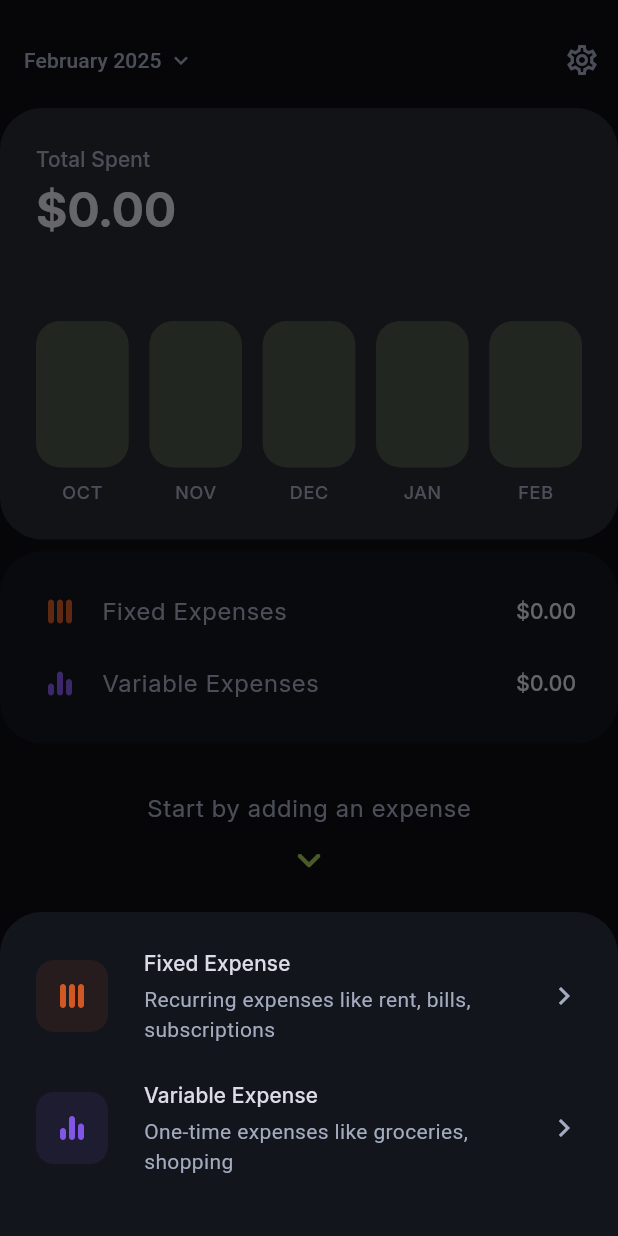
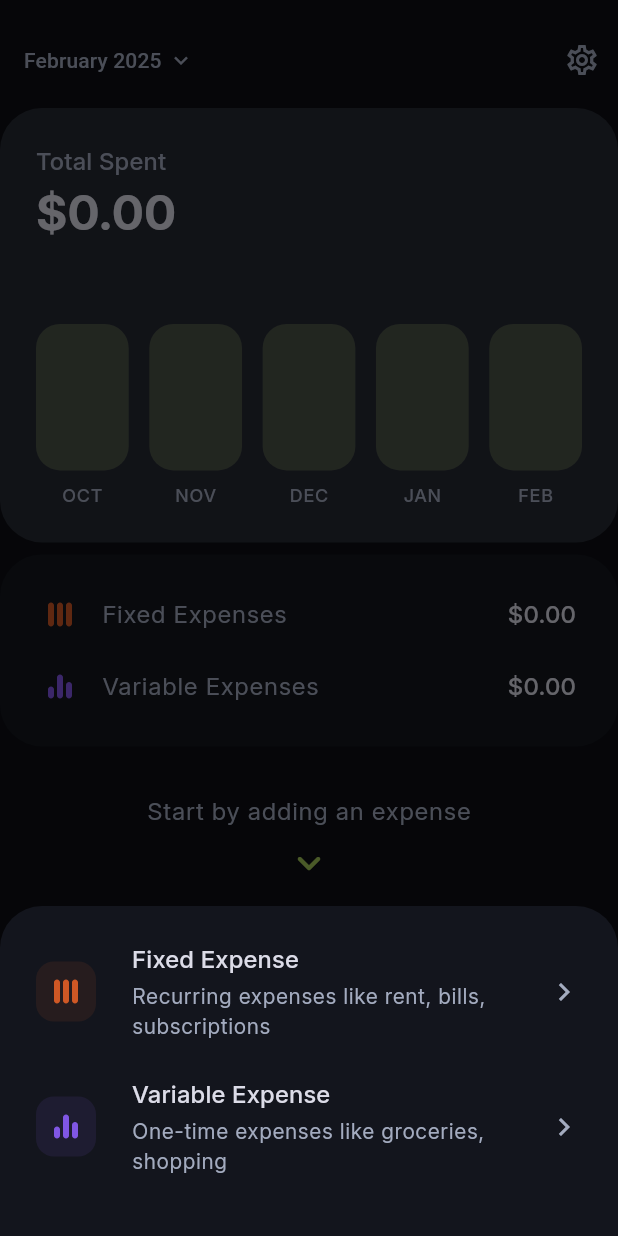
Before and after one commit to 0x6762/kiwi-spending-tracker, a Flutter app: the screen it shows after launch, item 2 of the bottom bar chosen, on a phone screen of 412 x 824 dp. Run offline on Flutter 3.47's test engine with Material 3 defaults, Android fonts, the phone set to English and light mode, and no system bars; drawn by our look-alikes of fl_chart; our stand-ins replace flutter_svg, shared_preferences.

Commit message:
Expense type sheet adjustment

```diff
--- a/lib/theme/theme.dart
+++ b/lib/theme/theme.dart
@@ -21,7 +21,7 @@ class AppTheme {
       // Used for section titles and expense amounts
       titleMedium: base.titleMedium?.copyWith(
         fontFamily: 'Inter',
-        fontSize: 14,
+        fontSize: 16,
         height: 1.4,
         fontWeight: FontWeight.w500,
       ),
--- a/lib/widgets/expense_type_sheet.dart
+++ b/lib/widgets/expense_type_sheet.dart
@@ -23,6 +23,7 @@ class ExpenseTypeSheet extends StatelessWidget {
           iconAsset: 'assets/icons/fixed_expense.svg',
           iconColor: const Color(0xFFCF5825),
           onTap: onFixedSelected,
+
         ),
         const SizedBox(height: 8),
         _ExpenseTypeButton(
@@ -68,7 +69,7 @@ class _ExpenseTypeButton extends StatelessWidget {
             children: [
               Container(
 
-                padding: const EdgeInsets.all(12),
+                padding: const EdgeInsets.all(8),
                 decoration: BoxDecoration(
                   color: iconColor.withOpacity(0.1),
                   borderRadius: BorderRadius.circular(12),
@@ -97,7 +98,7 @@ class _ExpenseTypeButton extends StatelessWidget {
                     const SizedBox(height: 4),
                     Text(
                       subtitle,
-                      style: theme.textTheme.bodyMedium?.copyWith(
+                      style: theme.textTheme.bodySmall?.copyWith(
                         color: theme.colorScheme.onSurfaceVariant,
                       ),
 
@@ -105,6 +106,7 @@ class _ExpenseTypeButton extends StatelessWidget {
                   ],
                 ),
               ),
+              const SizedBox(width: 16),
               Icon(
                 Icons.chevron_right,
                 color: theme.colorScheme.onSurfaceVariant,
```
